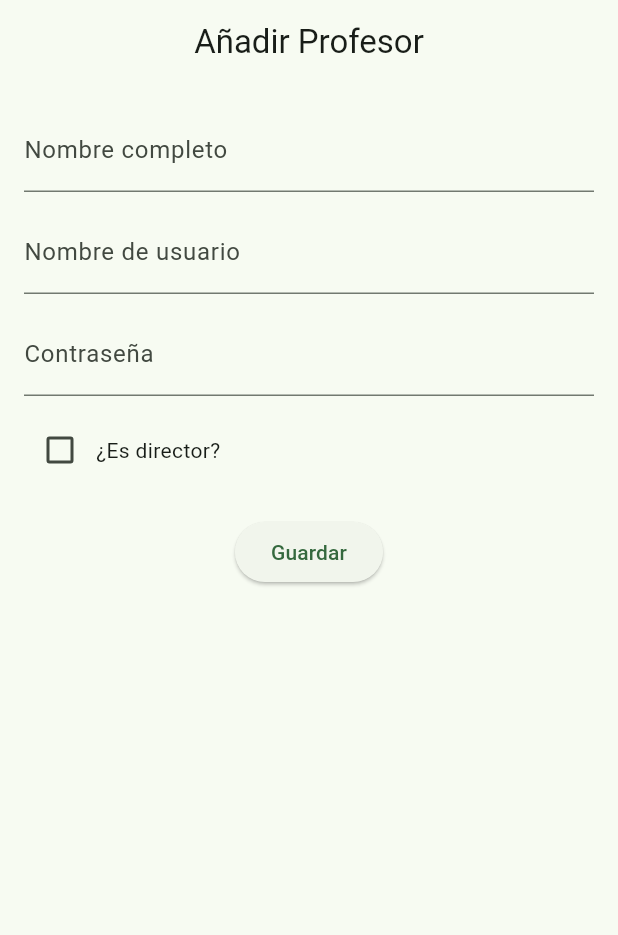
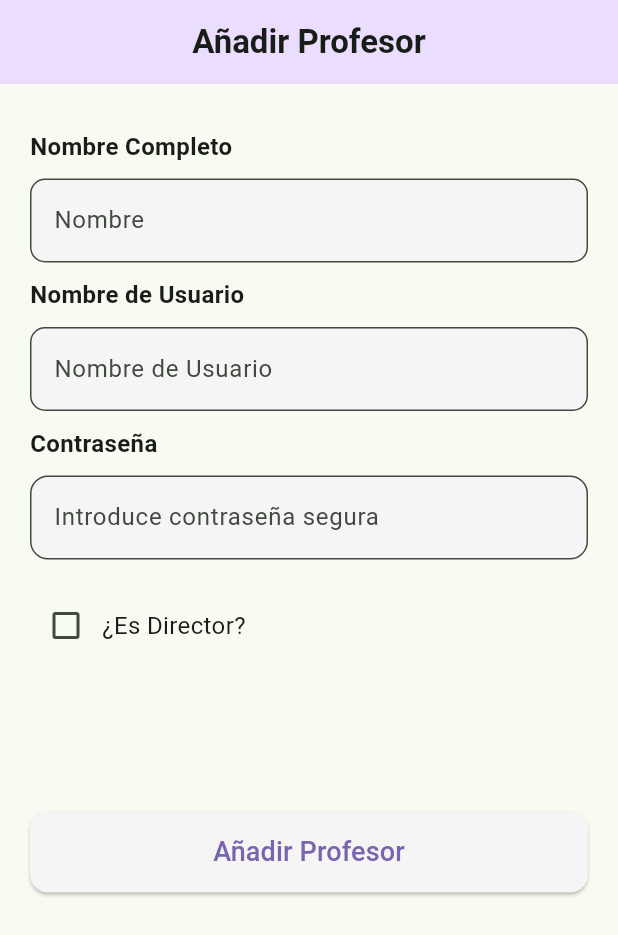
Before and after one commit to AlexMr08/tato_matematico, a Flutter app: the AgregarProfesor screen opened directly, on a phone screen of 412 x 824 dp. Shown: the top 935 px of the screen. Run offline on Flutter 3.47's test engine with Material 3 defaults, Android fonts, the phone set to English and light mode, and no system bars; our stand-ins replace firebase_core, firebase_database, firebase_storage, flutter_colorpicker; accounts and stored records are empty.

Commit message:
Cambiado el formulario de añadir profesores

```diff
--- a/lib/agregarProfesor.dart
+++ b/lib/agregarProfesor.dart
@@ -63,46 +63,117 @@ class _AgregarProfesorState extends State<AgregarProfesor> {
   Widget build(BuildContext context) {
     return Scaffold(
       appBar: AppBar(
-        title: const Text("Añadir Profesor"),
+        title: const Text(
+            "Añadir Profesor",
+            style: TextStyle(fontWeight: FontWeight.bold),
+        ),
         centerTitle: true,
+        backgroundColor: Color.fromRGBO(234, 221, 255, 1),
       ),
-      body: Padding(
-        padding: const EdgeInsets.all(16.0),
+      body: SingleChildScrollView(
+        padding: EdgeInsets.all(20.0),
         child: Column(
+          crossAxisAlignment: CrossAxisAlignment.start,
           children: [
+            const SizedBox(height: 10),
+
+            // Introducir Nombre Completo
+            const Text(
+              "Nombre Completo",
+              style: TextStyle(fontSize: 16, fontWeight: FontWeight.w600),
+            ),
+            const SizedBox(height: 10),
             TextField(
               controller: _nombreController,
-              decoration: const InputDecoration(labelText: "Nombre completo"),
+              decoration: InputDecoration(
+                hintText: "Nombre",
+                filled: true,
+                fillColor: Colors.grey[100],
+                border: OutlineInputBorder(
+                  borderRadius: BorderRadius.circular(10),
+                )
+              ),
             ),
-            const SizedBox(height: 12),
+            const SizedBox(height: 10,),
+
+            // Introducir Nombre de Usuario
+            const Text(
+              "Nombre de Usuario",
+              style: TextStyle(fontSize: 16, fontWeight: FontWeight.w600),
+            ),
+            const SizedBox(height: 10),
             TextField(
               controller: _usernameController,
-              decoration: const InputDecoration(labelText: "Nombre de usuario"),
+              decoration: InputDecoration(
+                hintText: "Nombre de Usuario",
+                filled: true,
+                fillColor: Colors.grey[100],
+                border: OutlineInputBorder(
+                  borderRadius: BorderRadius.circular(10),
+                )
+              )
             ),
-            const SizedBox(height: 12),
+            const SizedBox(height: 10),
+
+            // Introducir Contraseña
+            const Text(
+              "Contraseña",
+              style: TextStyle(fontSize: 16, fontWeight: FontWeight.w600),
+            ),
+            const SizedBox(height: 10,),
             TextField(
               controller: _passwordController,
-              decoration: const InputDecoration(labelText: "Contraseña"),
               obscureText: true,
+              decoration: InputDecoration(
+                hintText: "Introduce contraseña segura",
+                filled: true,
+                fillColor: Colors.grey[100],
+                border: OutlineInputBorder(
+                  borderRadius: BorderRadius.circular(12),
+                ),
+              ),
             ),
-            const SizedBox(height: 12),
+            const SizedBox(height: 20,),
+
+            // Checkbox para director
             Row(
               children: [
                 Checkbox(
-                  value: _esDirector,
-                  onChanged: (v) => setState(() => _esDirector = v ?? false),
+                    value: _esDirector,
+                    onChanged: (v) => setState(() => _esDirector = v ?? false),
                 ),
-                const Text("¿Es director?"),
-              ],
+                const Text(
+                  "¿Es Director?",
+                  style: TextStyle(fontSize: 16),
+                )
+              ]
             ),
-            const SizedBox(height: 20),
-            ElevatedButton(
-              onPressed: agregarProfesor,
-              child: const Text("Guardar"),
-            ),
+            const SizedBox(height: 100,),
+
+            // Boton para añadir al profesor
+            SizedBox(
+              width: double.infinity,
+              child: ElevatedButton(
+                style: ElevatedButton.styleFrom(
+                  backgroundColor: Colors.grey[100],
+                  padding: EdgeInsets.symmetric(vertical: 14),
+                  shape: RoundedRectangleBorder(
+                    borderRadius: BorderRadius.circular(12),
+                  ),
+                ),
+                onPressed: agregarProfesor,
+                child: const Text(
+                  "Añadir Profesor",
+                  style: TextStyle(
+                      fontSize: 18,
+                      color: Color.fromRGBO(121, 100, 174, 1)
+                  )
+                ),
+              ),
+            )
           ],
         ),
-      ),
+      )
     );
   }
 }
--- a/lib/login/seleccionAlumno.dart
+++ b/lib/login/seleccionAlumno.dart
@@ -7,7 +7,7 @@ import 'package:tato_matematico/gamesMenu.dart';
 import 'package:tato_matematico/login/profesorLogIn.dart';
 import 'package:firebase_database/firebase_database.dart';
 import 'package:path_provider/path_provider.dart';
-import 'package:tato_matematico/login/alumnoLogIn.dart';
+import 'package:tato_matematico/login/alumnoLogin.dart';
 
 class SeleccionAlumno extends StatefulWidget {
   const SeleccionAlumno({super.key});
```
